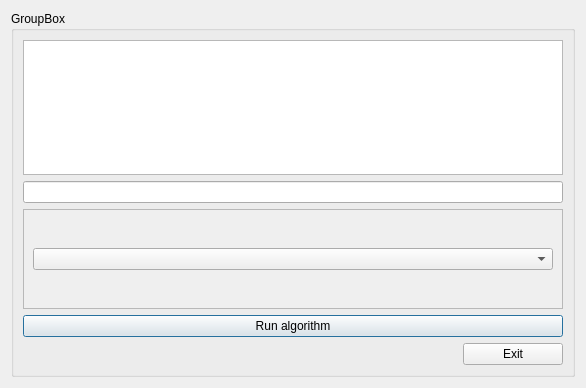
Qt form OOPlab2/simplexwindow.ui (YaroslavDrovolskyi/OOOP-algorithms-project) before a commit.
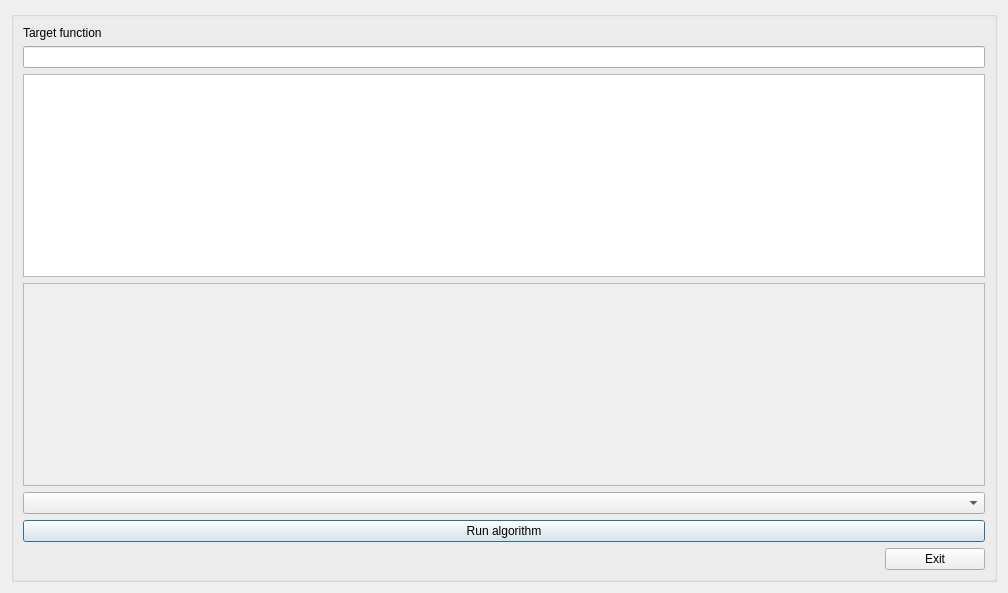
The same form after that commit.

What changed in the file:
```diff
--- a/OOPlab2/simplexwindow.ui
+++ b/OOPlab2/simplexwindow.ui
@@ -6,8 +6,8 @@
    <rect>
     <x>0</x>
     <y>0</y>
-    <width>586</width>
-    <height>388</height>
+    <width>1008</width>
+    <height>593</height>
    </rect>
   </property>
   <property name="windowTitle">
@@ -35,16 +35,16 @@
       </size>
      </property>
      <property name="title">
-      <string>GroupBox</string>
+      <string/>
      </property>
-     <layout class="QVBoxLayout" name="verticalLayout">
+     <layout class="QVBoxLayout" name="verticalLayout" stretch="0,2,0,0,0,0,0">
+      <property name="sizeConstraint">
+       <enum>QLayout::SetNoConstraint</enum>
+      </property>
       <item>
-       <widget class="QTableWidget" name="resultTable">
-        <property name="sizePolicy">
-         <sizepolicy hsizetype="Expanding" vsizetype="Expanding">
-          <horstretch>0</horstretch>
-          <verstretch>0</verstretch>
-         </sizepolicy>
+       <widget class="QLabel" name="label">
+        <property name="text">
+         <string>Target function</string>
         </property>
         <attribute name="horizontalHeaderCascadingSectionResizes">
          <bool>true</bool>
@@ -57,6 +57,9 @@
       <item>
        <widget class="QLineEdit" name="inputline"/>
       </item>
+      <item>
+       <widget class="QTextEdit" name="textEdit"/>
+      </item>
       <item>
        <widget class="QScrollArea" name="scrollArea">
         <property name="minimumSize">
@@ -68,7 +71,7 @@
         <property name="maximumSize">
          <size>
           <width>167772</width>
-          <height>150</height>
+          <height>150000</height>
          </size>
         </property>
         <property name="styleSheet">
@@ -82,18 +85,17 @@
           <rect>
            <x>0</x>
            <y>0</y>
-           <width>546</width>
-           <height>98</height>
+           <width>960</width>
+           <height>192</height>
           </rect>
          </property>
-         <layout class="QGridLayout" name="gridLayout_2">
-          <item row="0" column="1">
-           <widget class="QComboBox" name="algoselector"/>
-          </item>
-         </layout>
+         <layout class="QGridLayout" name="gridLayout_2"/>
         </widget>
        </widget>
       </item>
+      <item>
+       <widget class="QComboBox" name="algoselector"/>
+      </item>
       <item>
        <widget class="QPushButton" name="btnrun">
         <property name="text">
```
Left out of the diff: 6 changed lines with no effect on the pictures.
